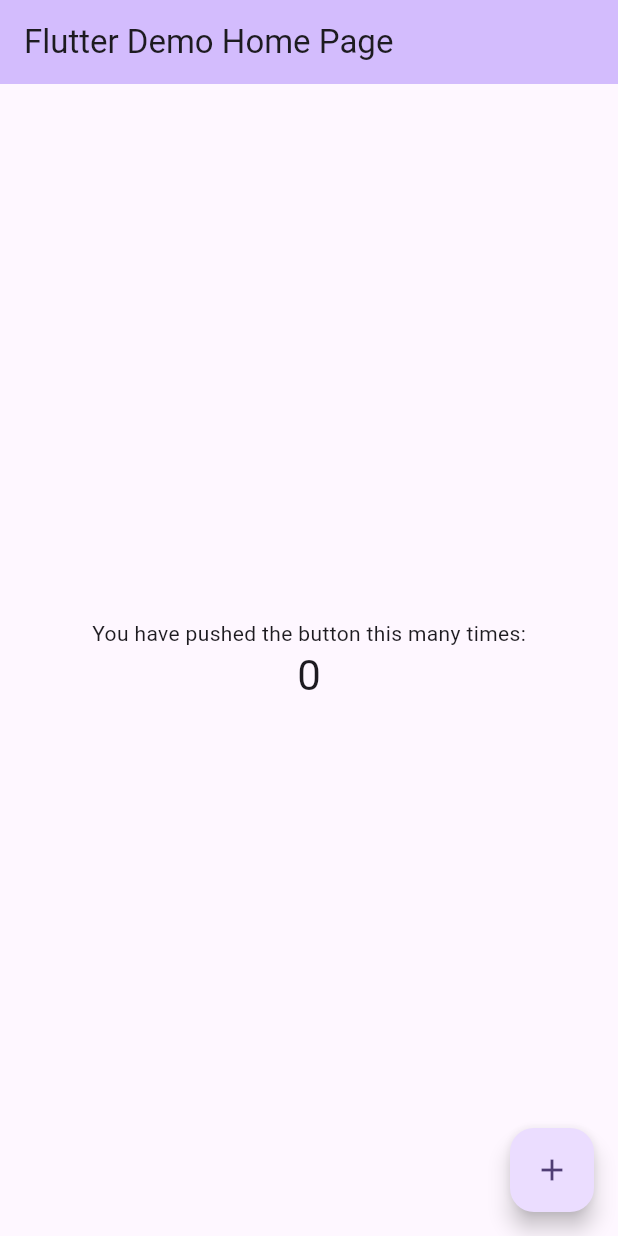
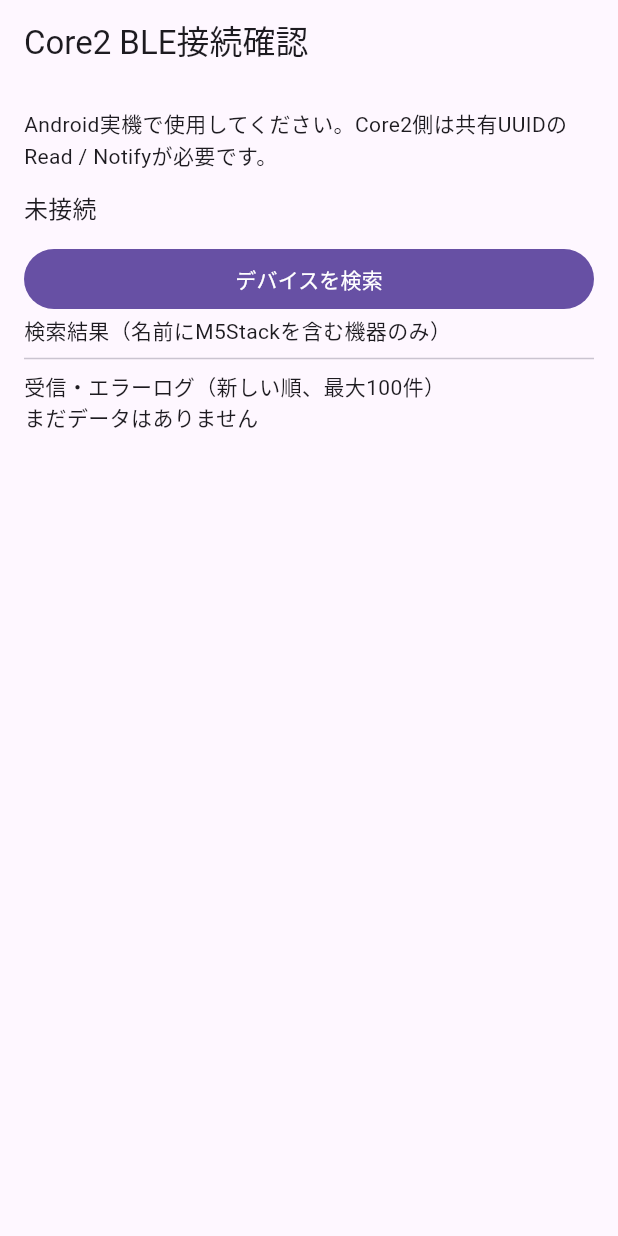
Before and after one commit to jphacks/kz_2607, a Flutter app: the screen it shows after launch, on a phone screen of 412 x 824 dp. Run offline on Flutter 3.47's test engine with Material 3 defaults, Android fonts, the light colour scheme and no system bars; our stand-ins replace flutter_blue_plus.

Commit message:
feat(front): BLE接続候補でM5Stackに接続確認

```diff
--- /dev/null
+++ b/frontend/lib/core2_ble.dart
@@ -0,0 +1,191 @@
+import 'dart:async';
+import 'dart:convert';
+import 'package:flutter/foundation.dart';
+import 'package:flutter_blue_plus/flutter_blue_plus.dart';
+
+/// Provisional UUIDs shared with the reference prototype. Confirm with Core2.
+class Core2Ble extends ChangeNotifier {
+  static final serviceId = Guid('7f5a0001-7b7d-4f3b-9d01-000000000001');
+  static final statusId = Guid('7f5a0001-7b7d-4f3b-9d01-000000000002');
+  final Map<String, ScanResult> _results = {};
+  final List<String> messages = [];
+  final List<StreamSubscription<dynamic>> _subscriptions = [];
+  StreamSubscription<List<int>>? _values;
+  StreamSubscription<BluetoothConnectionState>? _connection;
+  BluetoothDevice? device;
+  bool scanning = false;
+  bool busy = false;
+  bool ready = false;
+  bool _disposed = false;
+  String status = '未接続';
+
+  Core2Ble() {
+    _subscriptions.add(
+      FlutterBluePlus.onScanResults.listen((results) {
+        for (final result in results) {
+          // Use the advertised name, not a potentially stale cached name.
+          final name = result.advertisementData.advName.toLowerCase();
+          if (name.contains('m5stack')) {
+            _results[result.device.remoteId.str] = result;
+          } else {
+            _results.remove(result.device.remoteId.str);
+          }
+        }
+        _refresh();
+      }, onError: (Object e) => _log('検索エラー: $e')),
+    );
+    _subscriptions.add(
+      FlutterBluePlus.isScanning.listen((value) {
+        scanning = value;
+        if (!value && status == '検索中（15秒）') {
+          status = '検索終了。結果からCore2を選んでください';
+        }
+        _refresh();
+      }),
+    );
+    _subscriptions.add(
+      FlutterBluePlus.adapterState.listen((state) {
+        if (state == BluetoothAdapterState.off) {
+          ready = false;
+          status = 'Bluetoothを有効にしてください';
+          _refresh();
+        }
+      }),
+    );
+  }
+
+  List<ScanResult> get results =>
+      _results.values.toList()..sort((a, b) => b.rssi.compareTo(a.rssi));
+
+  void _refresh() {
+    if (!_disposed) notifyListeners();
+  }
+
+  void _log(String message) {
+    if (_disposed) return;
+    messages.insert(
+      0,
+      '${DateTime.now().toIso8601String().substring(11, 19)} $message',
+    );
+    if (messages.length > 100) messages.removeLast();
+    _refresh();
+  }
+
+  Future<void> scan() async {
+    if (busy || scanning || device != null) return;
+    busy = true;
+    _refresh();
+    try {
+      if (!await FlutterBluePlus.isSupported) {
+        throw StateError('BLE非対応です。Android実機で確認してください');
+      }
+      final adapter = await FlutterBluePlus.adapterState
+          .where((s) => s != BluetoothAdapterState.unknown)
+          .first
+          .timeout(const Duration(seconds: 5));
+      if (adapter != BluetoothAdapterState.on) await FlutterBluePlus.turnOn();
+      _results.clear();
+      status = '検索中（15秒）';
+      // Filter advertised names in the scan listener (case insensitive).
+      await FlutterBluePlus.startScan(timeout: const Duration(seconds: 15));
+      _log('検索開始。近くのデバイス権限を許可してください');
+    } catch (e) {
+      status = '検索できません。権限・Bluetooth・位置情報設定を確認してください';
+      _log('$e');
+    } finally {
+      busy = false;
+      _refresh();
+    }
+  }
+
+  Future<void> connect(BluetoothDevice target) async {
+    if (busy || device != null) return;
+    busy = true;
+    status = '接続中';
+    _refresh();
+    try {
+      await FlutterBluePlus.stopScan();
+      await _connection?.cancel();
+      _connection = null;
+      device = target;
+      await target.connect(
+        license: License.nonprofit,
+        timeout: const Duration(seconds: 15),
+      );
+      if (_disposed) {
+        await target.disconnect();
+        return;
+      }
+      _connection = target.connectionState.listen((state) {
+        if (state == BluetoothConnectionState.disconnected) {
+          ready = false;
+          device = null;
+          status = '切断されました';
+          unawaited(_values?.cancel());
+          _log('切断');
+        }
+      });
+      final services = await target.discoverServices();
+      BluetoothCharacteristic? characteristic;
+      for (final service in services) {
+        if (service.uuid != serviceId) continue;
+        for (final value in service.characteristics) {
+          if (value.uuid == statusId) characteristic = value;
+        }
+      }
+      if (characteristic == null || !characteristic.properties.notify) {
+        throw StateError('対象のNotify特性がありません。Core2側のUUID・実装を確認してください');
+      }
+      await _values?.cancel();
+      _values = characteristic.onValueReceived.listen((bytes) {
+        final hex = bytes
+            .map((b) => b.toRadixString(16).padLeft(2, '0'))
+            .join(' ');
+        _log(
+          'RX ${bytes.length} bytes: ${utf8.decode(bytes, allowMalformed: true)}\nHEX: $hex',
+        );
+      }, onError: (Object e) => _log('受信エラー: $e'));
+      await characteristic.setNotifyValue(true);
+      if (characteristic.properties.read) await characteristic.read();
+      if (device != target) throw StateError('初期化中に切断されました');
+      ready = true;
+      status = '接続済み・受信待ち';
+      _log('Notify購読開始');
+    } catch (e) {
+      _log('接続失敗: $e');
+      await disconnect();
+      status = '接続失敗。ログを確認してください';
+    } finally {
+      busy = false;
+      _refresh();
+    }
+  }
+
+  Future<void> disconnect() async {
+    ready = false;
+    final previous = device;
+    device = null;
+    await _values?.cancel();
+    _values = null;
+    await _connection?.cancel();
+    _connection = null;
+    try {
+      await previous?.disconnect();
+    } catch (e) {
+      _log('切断エラー: $e');
+    }
+    status = '未接続';
+    _refresh();
+  }
+
+  @override
+  void dispose() {
+    _disposed = true;
+    for (final subscription in _subscriptions) {
+      unawaited(subscription.cancel());
+    }
+    unawaited(FlutterBluePlus.stopScan().catchError((Object _) {}));
+    unawaited(disconnect());
+    super.dispose();
+  }
+}
--- a/frontend/lib/main.dart
+++ b/frontend/lib/main.dart
@@ -1,122 +1,73 @@
 import 'package:flutter/material.dart';
+import 'core2_ble.dart';
 
-void main() {
-  runApp(const MyApp());
+void main() => runApp(const MaterialApp(home: Core2ConnectionPage()));
+
+/// Temporary diagnostic UI; product screens will be implemented separately.
+class Core2ConnectionPage extends StatefulWidget {
+  const Core2ConnectionPage({super.key});
+  @override
+  State<Core2ConnectionPage> createState() => _Core2ConnectionPageState();
 }
 
-class MyApp extends StatelessWidget {
-  const MyApp({super.key});
-
-  // This widget is the root of your application.
+class _Core2ConnectionPageState extends State<Core2ConnectionPage> {
+  final ble = Core2Ble();
   @override
-  Widget build(BuildContext context) {
-    return MaterialApp(
-      title: 'Flutter Demo',
-      theme: ThemeData(
-        // This is the theme of your application.
-        //
-        // TRY THIS: Try running your application with "flutter run". You'll see
-        // the application has a purple toolbar. Then, without quitting the app,
-        // try changing the seedColor in the colorScheme below to Colors.green
-        // and then invoke "hot reload" (save your changes or press the "hot
-        // reload" button in a Flutter-supported IDE, or press "r" if you used
-        // the command line to start the app).
-        //
-        // Notice that the counter didn't reset back to zero; the application
-        // state is not lost during the reload. To reset the state, use hot
-        // restart instead.
-        //
-        // This works for code too, not just values: Most code changes can be
-        // tested with just a hot reload.
-        colorScheme: ColorScheme.fromSeed(seedColor: Colors.deepPurple),
-      ),
-      home: const MyHomePage(title: 'Flutter Demo Home Page'),
-    );
-  }
-}
-
-class MyHomePage extends StatefulWidget {
-  const MyHomePage({super.key, required this.title});
-
-  // This widget is the home page of your application. It is stateful, meaning
-  // that it has a State object (defined below) that contains fields that affect
-  // how it looks.
-
-  // This class is the configuration for the state. It holds the values (in this
-  // case the title) provided by the parent (in this case the App widget) and
-  // used by the build method of the State. Fields in a Widget subclass are
-  // always marked "final".
-
-  final String title;
-
-  @override
-  State<MyHomePage> createState() => _MyHomePageState();
-}
-
-class _MyHomePageState extends State<MyHomePage> {
-  int _counter = 0;
-
-  void _incrementCounter() {
-    setState(() {
-      // This call to setState tells the Flutter framework that something has
-      // changed in this State, which causes it to rerun the build method below
-      // so that the display can reflect the updated values. If we changed
-      // _counter without calling setState(), then the build method would not be
-      // called again, and so nothing would appear to happen.
-      _counter++;
-    });
+  void dispose() {
+    ble.dispose();
+    super.dispose();
   }
 
   @override
-  Widget build(BuildContext context) {
-    // This method is rerun every time setState is called, for instance as done
-    // by the _incrementCounter method above.
-    //
-    // The Flutter framework has been optimized to make rerunning build methods
-    // fast, so that you can just rebuild anything that needs updating rather
-    // than having to individually change instances of widgets.
-    return Scaffold(
-      appBar: AppBar(
-        // TRY THIS: Try changing the color here to a specific color (to
-        // Colors.amber, perhaps?) and trigger a hot reload to see the AppBar
-        // change color while the other colors stay the same.
-        backgroundColor: Theme.of(context).colorScheme.inversePrimary,
-        // Here we take the value from the MyHomePage object that was created by
-        // the App.build method, and use it to set our appbar title.
-        title: Text(widget.title),
+  Widget build(BuildContext context) => ListenableBuilder(
+    listenable: ble,
+    builder: (context, _) => Scaffold(
+      appBar: AppBar(title: const Text('Core2 BLE接続確認')),
+      body: ListView(
+        padding: const EdgeInsets.all(16),
+        children: [
+          const Text('Android実機で使用してください。Core2側は共有UUIDのRead / Notifyが必要です。'),
+          const SizedBox(height: 12),
+          Text(ble.status, style: Theme.of(context).textTheme.titleMedium),
+          if (ble.device != null) Text('接続先: ${ble.device!.remoteId}'),
+          const SizedBox(height: 12),
+          FilledButton(
+            onPressed: ble.busy || ble.scanning || ble.device != null
+                ? null
+                : ble.scan,
+            child: Text(ble.scanning ? '検索中…' : 'デバイスを検索'),
+          ),
+          if (ble.device != null)
+            OutlinedButton(
+              onPressed: ble.busy ? null : ble.disconnect,
+              child: const Text('切断'),
+            ),
+          const Text('検索結果（名前にM5Stackを含む機器のみ）'),
+          for (final result in ble.results)
+            ListTile(
+              title: Text(
+                result.advertisementData.advName.isNotEmpty
+                    ? result.advertisementData.advName
+                    : '名前なし',
+              ),
+              subtitle: Text('${result.device.remoteId} / ${result.rssi} dBm'),
+              trailing: TextButton(
+                onPressed: ble.busy || ble.device != null
+                    ? null
+                    : () => ble.connect(result.device),
+                child: const Text('接続'),
+              ),
+            ),
+          const Divider(),
+          const Text('受信・エラーログ（新しい順、最大100件）'),
+          if (ble.messages.isEmpty) const Text('まだデータはありません'),
+          for (final message in ble.messages)
+            Padding(
+              padding: const EdgeInsets.symmetric(vertical: 6),
+              child: SelectableText(message),
+            ),
+        ],
       ),
-      body: Center(
-        // Center is a layout widget. It takes a single child and positions it
-        // in the middle of the parent.
-        child: Column(
-          // Column is also a layout widget. It takes a list of children and
-          // arranges them vertically. By default, it sizes itself to fit its
-          // children horizontally, and tries to be as tall as its parent.
-          //
-          // Column has various properties to control how it sizes itself and
-          // how it positions its children. Here we use mainAxisAlignment to
-          // center the children vertically; the main axis here is the vertical
-          // axis because Columns are vertical (the cross axis would be
-          // horizontal).
-          //
-          // TRY THIS: Invoke "debug painting" (choose the "Toggle Debug Paint"
-          // action in the IDE, or press "p" in the console), to see the
-          // wireframe for each widget.
-          mainAxisAlignment: MainAxisAlignment.center,
-          children: <Widget>[
-            const Text('You have pushed the button this many times:'),
-            Text(
-              '$_counter',
-              style: Theme.of(context).textTheme.headlineMedium,
-            ),
-          ],
-        ),
-      ),
-      floatingActionButton: FloatingActionButton(
-        onPressed: _incrementCounter,
-        tooltip: 'Increment',
-        child: const Icon(Icons.add),
-      ), // This trailing comma makes auto-formatting nicer for build methods.
-    );
-  }
+    ),
+  );
 }
--- a/frontend/pubspec.yaml
+++ b/frontend/pubspec.yaml
@@ -34,6 +34,7 @@ dependencies:
   # The following adds the Cupertino Icons font to your application.
   # Use with the CupertinoIcons class for iOS style icons.
   cupertino_icons: ^1.0.8
+  flutter_blue_plus: 2.3.14
 
 dev_dependencies:
   flutter_test:
```
Also changed, not shown: frontend/pubspec.lock, 1 other file.
